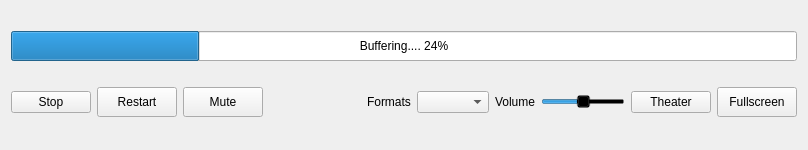
The window that AYAYA/player/controlswidget.ui (jkbz64/AYAYA) describes before a commit, drawn with Qt 5.
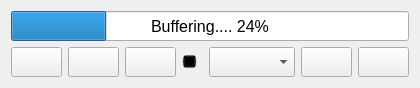
The same window after the commit. Icons and pictures are not drawn.

Patch:
```diff
--- a/AYAYA/player/controlswidget.ui
+++ b/AYAYA/player/controlswidget.ui
@@ -6,12 +6,12 @@
    <rect>
     <x>0</x>
     <y>0</y>
-    <width>808</width>
-    <height>150</height>
+    <width>363</width>
+    <height>84</height>
    </rect>
   </property>
   <property name="sizePolicy">
-   <sizepolicy hsizetype="Expanding" vsizetype="Minimum">
+   <sizepolicy hsizetype="Minimum" vsizetype="Minimum">
     <horstretch>0</horstretch>
     <verstretch>0</verstretch>
    </sizepolicy>
@@ -28,6 +28,11 @@
     <height>150</height>
    </size>
   </property>
+  <property name="font">
+   <font>
+    <pointsize>12</pointsize>
+   </font>
+  </property>
   <property name="windowTitle">
    <string>Form</string>
   </property>
@@ -38,12 +43,40 @@
    <string notr="true"/>
   </property>
   <layout class="QGridLayout" name="gridLayout">
+   <item row="1" column="3">
+    <widget class="QSlider" name="m_volumeSlider">
+     <property name="sizePolicy">
+      <sizepolicy hsizetype="Preferred" vsizetype="Fixed">
+       <horstretch>0</horstretch>
+       <verstretch>0</verstretch>
+      </sizepolicy>
+     </property>
+     <property name="minimumSize">
+      <size>
+       <width>0</width>
+       <height>30</height>
+      </size>
+     </property>
+     <property name="styleSheet">
+      <string notr="true">background-color: transparent;</string>
+     </property>
+     <property name="maximum">
+      <number>130</number>
+     </property>
+     <property name="value">
+      <number>65</number>
+     </property>
+     <property name="orientation">
+      <enum>Qt::Horizontal</enum>
+     </property>
+    </widget>
+   </item>
    <item row="1" column="10">
     <widget class="QPushButton" name="m_fullscreenButton">
      <property name="sizePolicy">
       <sizepolicy hsizetype="Minimum" vsizetype="Fixed">
        <horstretch>0</horstretch>
-       <verstretch>1</verstretch>
+       <verstretch>0</verstretch>
       </sizepolicy>
      </property>
      <property name="minimumSize">
@@ -56,7 +89,11 @@
       <enum>Qt::NoFocus</enum>
      </property>
      <property name="text">
-      <string>Fullscreen</string>
+      <string/>
+     </property>
+     <property name="icon">
+      <iconset resource="../../lib/QDarkStyleSheet/qdarkstyle/style.qrc">
+       <normaloff>:/qss_icons/rc/checkbox_unchecked_focus.png</normaloff>:/qss_icons/rc/checkbox_unchecked_focus.png</iconset>
      </property>
     </widget>
    </item>
@@ -76,35 +113,12 @@
      </property>
     </widget>
    </item>
-   <item row="1" column="4">
-    <spacer name="horizontalSpacer">
-     <property name="orientation">
-      <enum>Qt::Horizontal</enum>
-     </property>
-     <property name="sizeHint" stdset="0">
-      <size>
-       <width>100</width>
-       <height>20</height>
-      </size>
-     </property>
-    </spacer>
-   </item>
    <item row="1" column="0">
     <widget class="QPushButton" name="m_stopButton">
-     <property name="focusPolicy">
-      <enum>Qt::NoFocus</enum>
-     </property>
-     <property name="text">
-      <string>Stop</string>
-     </property>
-    </widget>
-   </item>
-   <item row="1" column="7">
-    <widget class="QLabel" name="m_volumeLabel">
      <property name="sizePolicy">
       <sizepolicy hsizetype="Minimum" vsizetype="Fixed">
        <horstretch>0</horstretch>
-       <verstretch>1</verstretch>
+       <verstretch>0</verstretch>
       </sizepolicy>
      </property>
      <property name="minimumSize">
@@ -113,14 +127,15 @@
        <height>30</height>
       </size>
      </property>
-     <property name="styleSheet">
-      <string notr="true">background-color: transparent;</string>
+     <property name="focusPolicy">
+      <enum>Qt::NoFocus</enum>
      </property>
      <property name="text">
-      <string>Volume</string>
+      <string/>
      </property>
-     <property name="alignment">
-      <set>Qt::AlignCenter</set>
+     <property name="icon">
+      <iconset resource="../../lib/QDarkStyleSheet/qdarkstyle/style.qrc">
+       <normaloff>:/qss_icons/rc/checkbox_checked.png</normaloff>:/qss_icons/rc/checkbox_checked.png</iconset>
      </property>
     </widget>
    </item>
@@ -129,7 +144,7 @@
      <property name="sizePolicy">
       <sizepolicy hsizetype="Minimum" vsizetype="Fixed">
        <horstretch>0</horstretch>
-       <verstretch>1</verstretch>
+       <verstretch>0</verstretch>
       </sizepolicy>
      </property>
      <property name="minimumSize">
@@ -142,26 +157,11 @@
       <enum>Qt::NoFocus</enum>
      </property>
      <property name="text">
-      <string>Restart</string>
+      <string/>
      </property>
-    </widget>
-   </item>
-   <item row="1" column="6">
-    <widget class="QComboBox" name="m_formatsComboBox">
-     <property name="sizePolicy">
-      <sizepolicy hsizetype="Minimum" vsizetype="Fixed">
-       <horstretch>0</horstretch>
-       <verstretch>0</verstretch>
-      </sizepolicy>
-     </property>
-     <property name="focusPolicy">
-      <enum>Qt::NoFocus</enum>
-     </property>
-     <property name="insertPolicy">
-      <enum>QComboBox::InsertAtBottom</enum>
-     </property>
-     <property name="sizeAdjustPolicy">
-      <enum>QComboBox::AdjustToContentsOnFirstShow</enum>
+     <property name="icon">
+      <iconset resource="../../lib/QDarkStyleSheet/qdarkstyle/style.qrc">
+       <normaloff>:/qss_icons/rc/branch_closed-on.png</normaloff>:/qss_icons/rc/branch_closed-on.png</iconset>
      </property>
     </widget>
    </item>
@@ -170,7 +170,7 @@
      <property name="sizePolicy">
       <sizepolicy hsizetype="Minimum" vsizetype="Fixed">
        <horstretch>0</horstretch>
-       <verstretch>1</verstretch>
+       <verstretch>0</verstretch>
       </sizepolicy>
      </property>
      <property name="minimumSize">
@@ -183,36 +183,40 @@
       <enum>Qt::NoFocus</enum>
      </property>
      <property name="text">
-      <string>Mute</string>
+      <string/>
+     </property>
+     <property name="icon">
+      <iconset resource="../../lib/QDarkStyleSheet/qdarkstyle/style.qrc">
+       <normaloff>:/qss_icons/rc/Hmovetoolbar.png</normaloff>:/qss_icons/rc/Hmovetoolbar.png</iconset>
      </property>
     </widget>
    </item>
    <item row="1" column="9">
     <widget class="QPushButton" name="m_theaterModeButton">
+     <property name="minimumSize">
+      <size>
+       <width>0</width>
+       <height>30</height>
+      </size>
+     </property>
      <property name="focusPolicy">
       <enum>Qt::NoFocus</enum>
      </property>
      <property name="text">
-      <string>Theater</string>
+      <string/>
      </property>
-    </widget>
-   </item>
-   <item row="1" column="5">
-    <widget class="QLabel" name="m_formatsLabel">
-     <property name="styleSheet">
-      <string notr="true">background-color: transparent;</string>
-     </property>
-     <property name="text">
-      <string>Formats</string>
+     <property name="icon">
+      <iconset resource="../../lib/QDarkStyleSheet/qdarkstyle/style.qrc">
+       <normaloff>:/qss_icons/rc/checkbox_indeterminate_focus.png</normaloff>:/qss_icons/rc/checkbox_indeterminate_focus.png</iconset>
      </property>
     </widget>
    </item>
    <item row="1" column="8">
-    <widget class="QSlider" name="m_volumeSlider">
+    <widget class="QComboBox" name="m_formatsComboBox">
      <property name="sizePolicy">
-      <sizepolicy hsizetype="Minimum" vsizetype="Fixed">
+      <sizepolicy hsizetype="Preferred" vsizetype="Fixed">
        <horstretch>0</horstretch>
-       <verstretch>1</verstretch>
+       <verstretch>0</verstretch>
       </sizepolicy>
      </property>
      <property name="minimumSize">
@@ -221,19 +225,32 @@
        <height>30</height>
       </size>
      </property>
-     <property name="styleSheet">
-      <string notr="true">background-color: transparent;</string>
+     <property name="focusPolicy">
+      <enum>Qt::NoFocus</enum>
      </property>
-     <property name="maximum">
-      <number>130</number>
+     <property name="insertPolicy">
+      <enum>QComboBox::InsertAtBottom</enum>
      </property>
-     <property name="value">
-      <number>65</number>
+     <property name="sizeAdjustPolicy">
+      <enum>QComboBox::AdjustToContentsOnFirstShow</enum>
      </property>
+    </widget>
+   </item>
+   <item row="1" column="4" colspan="4">
+    <spacer name="horizontalSpacer">
      <property name="orientation">
       <enum>Qt::Horizontal</enum>
      </property>
-    </widget>
+     <property name="sizeType">
+      <enum>QSizePolicy::Preferred</enum>
+     </property>
+     <property name="sizeHint" stdset="0">
+      <size>
+       <width>0</width>
+       <height>20</height>
+      </size>
+     </property>
+    </spacer>
    </item>
   </layout>
  </widget>
```
Left out of the diff: 5 changed lines with no effect on the pictures.
